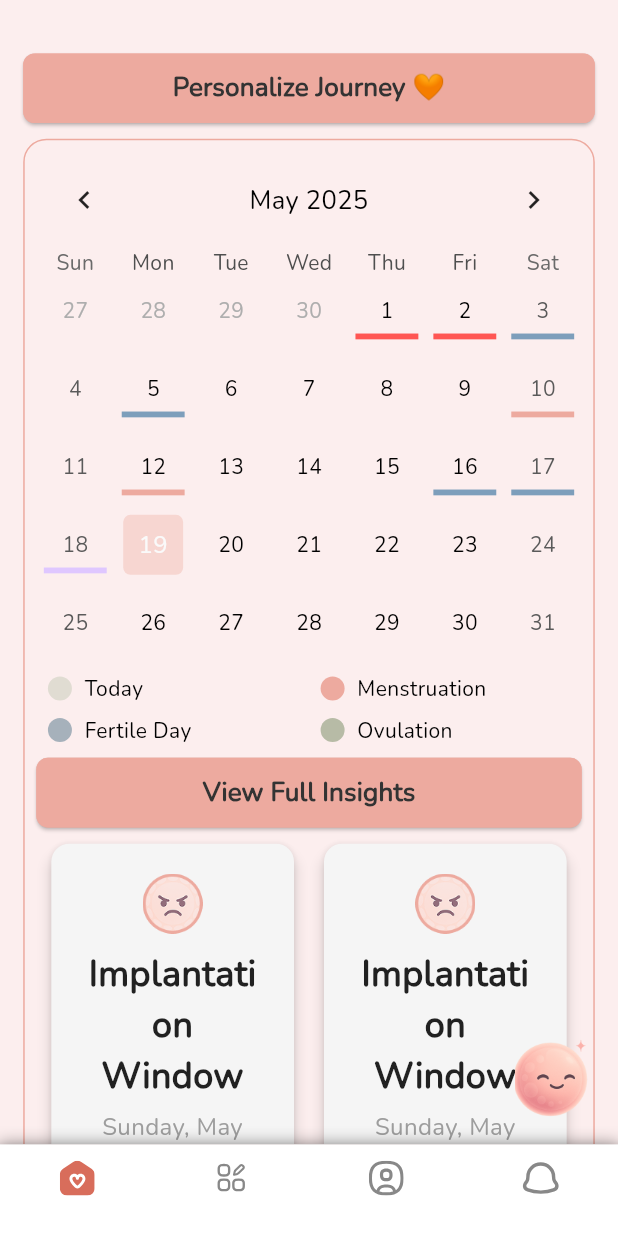
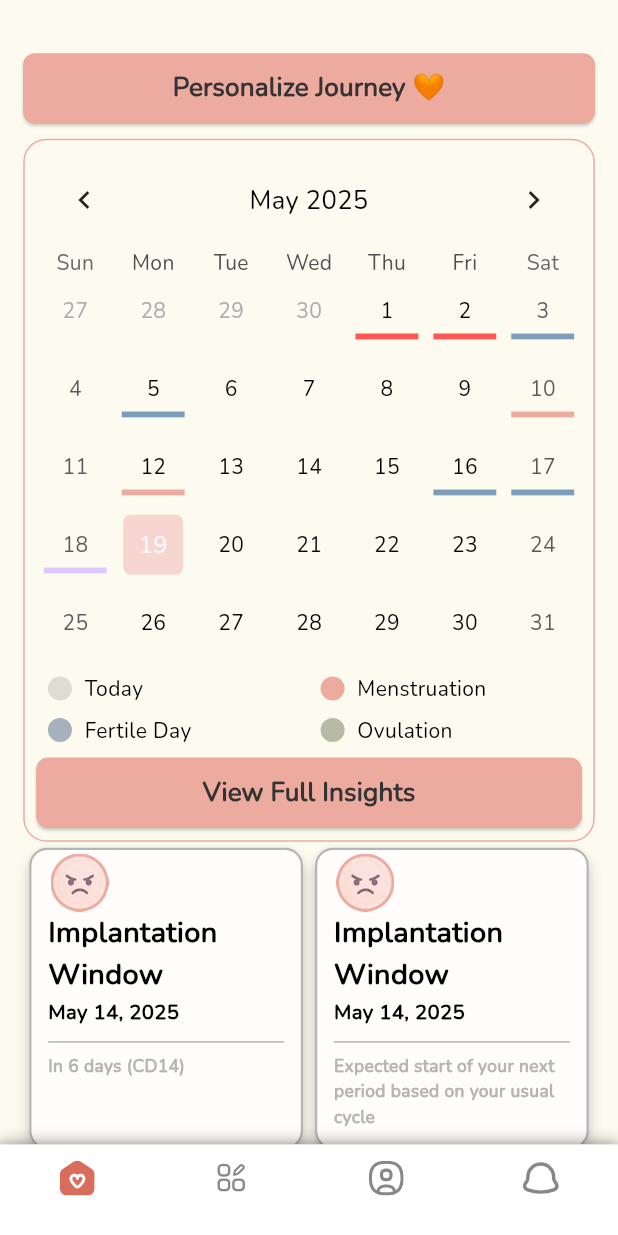
Before and after one commit to bdCalling-Sdt-hub/Fertie-App, a Flutter app: the HomeScreen screen opened by its route, on a phone screen of 412 x 824 dp. Run offline on Flutter 3.47's test engine with Material 3 defaults, Android fonts, the phone set to English and light mode, and no system bars; drawn by our look-alikes of table_calendar; our stand-ins replace cached_network_image, connectivity_plus, dotted_border, fl_chart, flutter_screenutil, flutter_spinkit and 9 more; missing offline and left inert: flutter_screen_lock; accounts and stored records are empty; project files that could hold a hidden picture were left out.

Commit message:
image update

```diff
--- a/lib/utils/app_colors.dart
+++ b/lib/utils/app_colors.dart
@@ -25,6 +25,8 @@ class AppColors{
   static Color color594756 = const Color(0xFF594756);
   static Color colorA6B1BB = const Color(0xFFA6B1BB);
   static Color colorB7BBA6 = const Color(0xFFB7BBA6);
+  static Color colorFEFDFB = const Color(0xFFFEFDFB);
+  static Color colorFDFBEF = const Color(0xFFFDFBEF);
 
 
 
--- a/lib/views/screen/home/homeScreen.dart
+++ b/lib/views/screen/home/homeScreen.dart
@@ -54,7 +54,7 @@ class _HomeScreenState extends State<HomeScreen> {
   @override
   Widget build(BuildContext context) {
     return Scaffold(
-      backgroundColor: AppColors.secondColor,
+      backgroundColor: AppColors.colorFDFBEF,
       bottomNavigationBar: UserBottomMenu(0),
 
       body: SingleChildScrollView(
@@ -204,44 +204,59 @@ class _HomeScreenState extends State<HomeScreen> {
                         ],
                       ),
                       CustomButton(onTap: (){}, text: 'View Full Insights'),
+
+                    ],
+                  ),
+                ),
+
+              ),
               Row(
                 children: [
                   Expanded(
                     child: CardView(
                       icon: 'assets/images/angry.png',
                       title: 'Implantation Window',
-                              date: 'Sunday, May 18, 2025, 03:31 PM +06',
-                              description: 'If fertilization occurred recently, implantation may be underway.',
+                      date: 'May 14, 2025',
+                      description: 'In 6 days (CD14)',
                     ),
                   ),
                   Expanded(
                     child: CardView(
                       icon: 'assets/images/angry.png',
                       title: 'Implantation Window',
-                              date: 'Sunday, May 18, 2025, 03:31 PM +06',
-                              description: 'If fertilization occurred recently, implantation may be underway.',
+                      date: 'May 14, 2025',
+                      description: 'Expected start of your next period based on your usual cycle',
+                    ),
+                  ),
+                ],
+              ),
+              SizedBox(height: 8.h),
+              Row(
+                children: [
+                  Expanded(
+                    child: CardView(
+                      icon: 'assets/images/angry.png',
+                      title: 'Implantation Window',
+                      date: 'May 14, 2025',
+                      description: 'In 6 days (CD14)',
+                    ),
+                  ),
+                  Expanded(
+                    child: CardView(
+                      icon: 'assets/images/angry.png',
+                      title: 'Implantation Window',
+                      date: 'May 14, 2025',
+                      description: 'Expected start of your next period based on your usual cycle',
                     ),
                   ),
                 ],
               )
-                    ],
-                  ),
-                ),
-
-              ),
 
             ],
           ),
         ),
       ),
-      floatingActionButton: FloatingActionButton(
-        onPressed: () {
-          _showPopup(context);
-        },
-        backgroundColor: Colors.transparent,
-        elevation: 0,
-        child: Image.asset(AppImages.cuteappLogo),
-      ),
+
     );
   }
 
--- a/lib/views/screen/home/insights/CardView.dart
+++ b/lib/views/screen/home/insights/CardView.dart
@@ -1,5 +1,8 @@
 // container_view.dart
+import 'package:fertie_application/utils/app_colors.dart';
+import 'package:fertie_application/utils/style.dart';
 import 'package:flutter/material.dart';
+import 'package:flutter_screenutil/flutter_screenutil.dart';
 
 class CardView extends StatelessWidget {
   final String icon;
@@ -18,50 +21,45 @@ class CardView extends StatelessWidget {
   @override
   Widget build(BuildContext context) {
     return Container(
-
+      height: 216.h,
+      width: 188.w,
       child: Card(
         elevation: 4,
-        shape: RoundedRectangleBorder(borderRadius: BorderRadius.circular(12)),
-        color: Colors.grey[100],
-        margin: const EdgeInsets.all(10),
+
+        color: AppColors.colorFEFDFB,
+        shape: RoundedRectangleBorder(borderRadius: BorderRadius.circular(12),
+          side: BorderSide(
+            color: AppColors.greyColor,
+            width: 1.5,
+          ),
+        ),
         child: Padding(
-          padding: const EdgeInsets.all(20),
+          padding: EdgeInsets.symmetric(vertical: 4.h,horizontal: 12.w),
           child: Column(
+            crossAxisAlignment: CrossAxisAlignment.start,
             mainAxisSize: MainAxisSize.min,
             children: [
               Image.asset(
                 icon,
-                width: 40,
-                height: 40,
+                width: 40.w,
+                height: 40.h,
               ),
-              const SizedBox(height: 10),
+
               Text(
                 title,
-                style: const TextStyle(
-                  fontSize: 24,
-                  fontWeight: FontWeight.bold,
-                  color: Colors.black87,
+                style: AppStyles.fontSize20(fontWeight: FontWeight.w600),
+              ),
+              Padding(
+                padding: EdgeInsets.symmetric(vertical: 2.h),
+                child: Text(
+                  date,
+                  style: AppStyles.fontSize14(fontWeight: FontWeight.w600),
                 ),
-                textAlign: TextAlign.center,
               ),
-              const SizedBox(height: 5),
-              Text(
-                date,
-                style: const TextStyle(
-                  fontSize: 16,
-                  fontWeight: FontWeight.w500,
-                  color: Colors.grey,
-                ),
-                textAlign: TextAlign.center,
-              ),
-              const SizedBox(height: 10),
+              Divider(thickness: 1,color: AppColors.greyColor),
               Text(
                 description,
-                style: const TextStyle(
-                  fontSize: 14,
-                  color: Colors.black54,
-                ),
-                textAlign: TextAlign.center,
+                style: AppStyles.fontSize12(fontWeight: FontWeight.w600,color: AppColors.greyColor),
               ),
             ],
           ),
```
Lines whose indentation alone changed are shown as unchanged.
